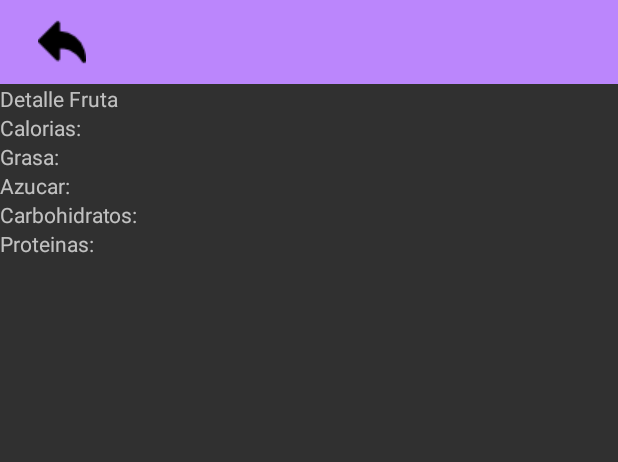
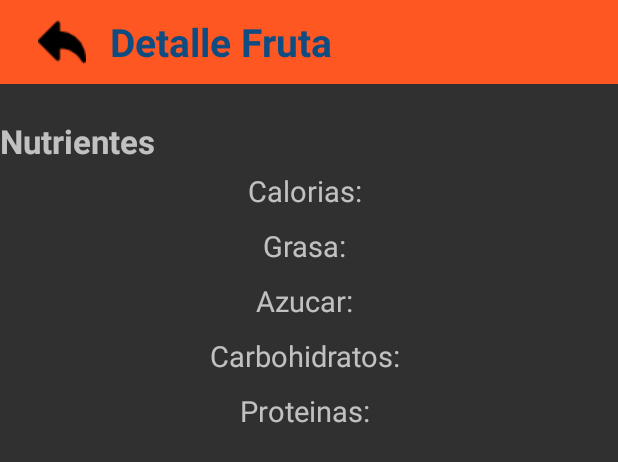
Before and after one commit to zharikRojas/FrutiApp2, an Android app: the layout fragment_detalle_frutas.xml on its own in the app's theme, with its tools: preview values and no code run, on a phone screen of 412 x 824 dp. Shown: the top 462 px of the screen. Run offline under Robolectric (Android 15) with nearby library versions, the phone set to English and light mode, and no system bars.

Commit message:
FrutiApp finalizada con exito

```diff
--- a/app/src/main/AndroidManifest.xml
+++ b/app/src/main/AndroidManifest.xml
@@ -10,7 +10,7 @@
         android:dataExtractionRules="@xml/data_extraction_rules"
         android:fullBackupContent="@xml/backup_rules"
         android:icon="@mipmap/ic_launcher"
-        android:label="@string/app_name"
+        android:label="Parcial2"
         android:roundIcon="@mipmap/ic_launcher_round"
         android:supportsRtl="true"
         android:theme="@style/Theme.AppCompat"
@@ -20,7 +20,7 @@
         <activity
             android:name=".FrutasActivity"
             android:exported="true"
-            android:label="@string/app_name"
+            android:label="FrutiApp"
             android:theme="@style/Theme.AppCompat">
             <intent-filter>
                 <action android:name="android.intent.action.MAIN" />
--- a/app/src/main/java/com/example/parcial2/FrutasListaViewModel.kt
+++ b/app/src/main/java/com/example/parcial2/FrutasListaViewModel.kt
@@ -21,6 +21,7 @@ class FrutasListaViewModel: ViewModel() {
                   val fruits = response.body()
                   if (fruits != null){
                       when(orderBy){
+                          "Ninguno" -> _frutas.value = fruits
                           "Calorias" -> _frutas.value = fruits.sortedByDescending{it.nutricion.calorias}
                           "Grasa" ->  _frutas.value = fruits.sortedByDescending{it.nutricion.grasa}
                           "Azucar"-> _frutas.value = fruits.sortedByDescending{it.nutricion.azucar}
--- a/app/src/main/java/com/example/parcial2/ListaFrutasFragment.kt
+++ b/app/src/main/java/com/example/parcial2/ListaFrutasFragment.kt
@@ -59,7 +59,7 @@ class ListaFrutasFragment : Fragment() {
             override fun onTextChanged(s: CharSequence?, start: Int, before: Int, count: Int) {
                 val searchText = s.toString().trim()
                 if (searchText.isEmpty()){
-                    viewModel.fetchFruits("Calorias")
+                    viewModel.fetchFruits("Ninguno")
                 }else{
                     viewModel.filterFruitsByName(searchText)
                     viewModel.filteredFrutas.observe(viewLifecycleOwner, { frutas ->
@@ -124,7 +124,7 @@ class ListaFrutasFragment : Fragment() {
                 // Opcional: lógica para manejar cuando no se selecciona nada
             }
         }
-        viewModel.fetchFruits("calorias")
+        //viewModel.fetchFruits("calorias")
     }
 
 
--- a/app/src/main/res/layout/fragment_detalle_frutas.xml
+++ b/app/src/main/res/layout/fragment_detalle_frutas.xml
@@ -10,7 +10,7 @@
         android:id="@+id/toolbar"
         android:layout_width="match_parent"
         android:layout_height="?attr/actionBarSize"
-        android:background="@color/purple_200"
+        android:background="#FF5722"
         android:theme="?attr/actionBarTheme">
 
         <ImageButton
@@ -18,11 +18,21 @@
             android:layout_width="50sp"
             android:layout_height="55sp"
             android:layout_gravity="left"
-            android:background="@color/purple_200"
+            android:background="#FF5722"
             android:src="@drawable/haciaatras">
 
         </ImageButton>
 
+        <TextView
+            android:id="@+id/textViewTitle"
+            android:layout_width="wrap_content"
+            android:layout_height="wrap_content"
+            android:text="Detalle Fruta"
+            android:textColor="#0F4C81"
+            android:textSize="26dp"
+            android:textStyle="bold"
+            android:layout_marginLeft="23sp"
+            />
 
     </androidx.appcompat.widget.Toolbar>
 
@@ -30,35 +40,53 @@
         android:id="@+id/textViewDetail"
         android:layout_width="wrap_content"
         android:layout_height="wrap_content"
-        android:text="Detalle Fruta"/>
+        android:text="Nutrientes"
+        android:layout_marginTop="23sp"
+        android:textStyle="bold"
+        android:textSize="22sp"/>
 
     <TextView
         android:id="@+id/textViewCalories"
         android:layout_width="wrap_content"
         android:layout_height="wrap_content"
-        android:text="Calorias: " />
+        android:text="Calorias: "
+        android:textSize="19sp"
+        android:layout_gravity="center"
+        android:padding="5sp"/>
 
     <TextView
         android:id="@+id/textViewFat"
         android:layout_width="wrap_content"
         android:layout_height="wrap_content"
-        android:text="Grasa: " />
+        android:text="Grasa: "
+        android:textSize="19sp"
+        android:layout_gravity="center"
+        android:padding="5sp"/>
 
     <TextView
         android:id="@+id/textViewSugar"
         android:layout_width="wrap_content"
         android:layout_height="wrap_content"
-        android:text="Azucar: " />
+        android:text="Azucar: "
+        android:textSize="19sp"
+        android:layout_gravity="center"
+        android:padding="5sp"/>
 
     <TextView
         android:id="@+id/textViewCarbo"
         android:layout_width="wrap_content"
         android:layout_height="wrap_content"
-        android:text="Carbohidratos: " />
+        android:text="Carbohidratos: "
+        android:textSize="19sp"
+        android:layout_gravity="center"
+        android:padding="5sp"/>
 
     <TextView
         android:id="@+id/textViewProtein"
         android:layout_width="wrap_content"
         android:layout_height="wrap_content"
-        android:text="Proteinas: " />
+        android:text="Proteinas: "
+        android:textSize="19sp"
+        android:layout_gravity="center"
+        android:padding="5sp"/>
 </LinearLayout>
--- a/app/src/main/res/values/arrays.xml
+++ b/app/src/main/res/values/arrays.xml
@@ -1,6 +1,7 @@
 <?xml version="1.0" encoding="utf-8"?>
 <resources>
     <string-array name="filter_options">
+        <item>Ninguno</item>
         <item>Calorias</item>
         <item>Grasa</item>
         <item>Azucar</item>
```
